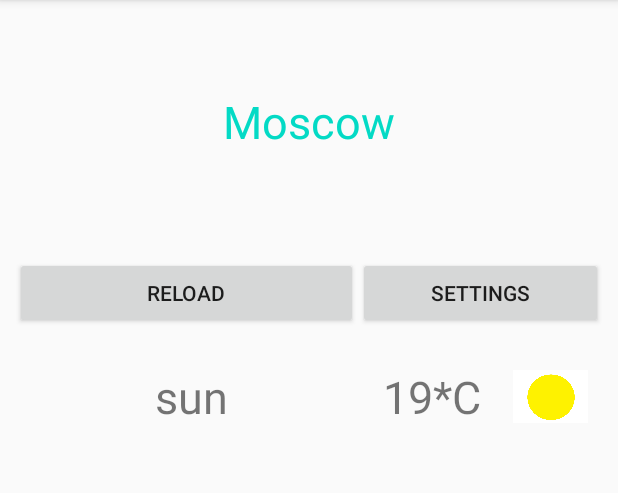
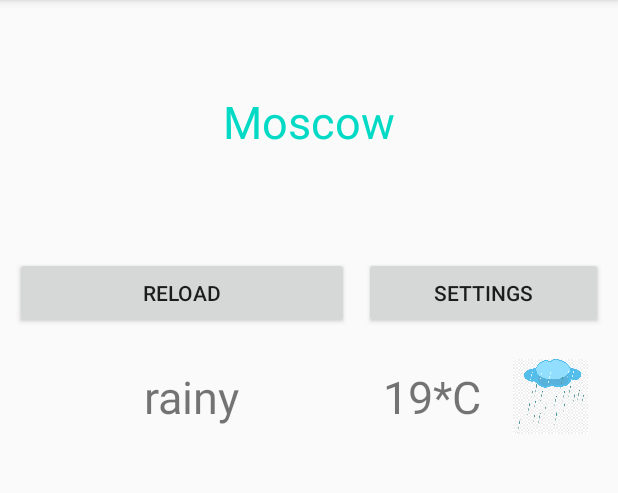
Before and after one commit to badmitry/AndoidGeekbrains, an Android app: the screen it shows after launch (MainActivity), after a tap on "RELOAD", on a phone screen of 412 x 824 dp, the part 84-577 px from its top. Run offline under Robolectric (Android 15) with nearby library versions, the phone set to English and light mode, and no system bars; 3 other taps on this screen came first.

Commit message:
hw3 done

```diff
--- a/app/src/main/java/badmitry/hellogeekbrains/MainActivity.java
+++ b/app/src/main/java/badmitry/hellogeekbrains/MainActivity.java
@@ -1,5 +1,6 @@
 package badmitry.hellogeekbrains;
 
+import androidx.annotation.NonNull;
 import androidx.appcompat.app.AppCompatActivity;
 
 import android.annotation.SuppressLint;
@@ -13,6 +14,7 @@ import android.widget.EditText;
 import android.widget.ImageView;
 import android.widget.LinearLayout;
 import android.widget.TextView;
+import android.widget.Toast;
 
 import java.util.Random;
 
@@ -28,41 +30,92 @@ public class MainActivity extends AppCompatActivity {
     private TextView textViewPressureSign;
     private TextView textViewSpeedWind;
     private TextView textViewPressure;
+    private SingletonForSaveState singletonForSaveState;
+    private int isRain;
 
     private EditText editTextInputCity;
-    private String city;
-    private String[] citys = {"Moscow", "SP", "Vidnoe", "Kazan", "Vladivostok", "Anadir",
-            "Samara", "Murmansk", "Sochi", "Anapa"};
 
     private Button buttonOk;
     private CheckBox checkBoxSpeedOfWind;
     private CheckBox checkBoxPressure;
-    private boolean speedWind = false;
-    private boolean pressure = false;
 
     @Override
     protected void onCreate(Bundle savedInstanceState) {
         super.onCreate(savedInstanceState);
         startCreateMainScreen();
+        Log.d("!!!", "onCreate: " + System.currentTimeMillis());
+    }
+
+    @Override
+    protected void onStart() {
+        super.onStart();
+        Toast.makeText(this, "onStart", Toast.LENGTH_SHORT).show();
+        Log.d("!!!", "onStart: " + System.currentTimeMillis());
+    }
+
+    @Override
+    protected void onResume() {
+        super.onResume();
+        Toast.makeText(this, "onResume", Toast.LENGTH_SHORT).show();
+        Log.d("!!!", "onResume: " + System.currentTimeMillis());
+    }
+
+    @Override
+    protected void onPause() {
+        super.onPause();
+        Toast.makeText(this, "onPause", Toast.LENGTH_SHORT).show();
+        Log.d("!!!", "onPause: " + System.currentTimeMillis());
+    }
+
+    @Override
+    protected void onStop() {
+        super.onStop();
+        Toast.makeText(this, "onStop", Toast.LENGTH_SHORT).show();
+        Log.d("!!!", "onStop: " + System.currentTimeMillis());
+    }
+
+    @Override
+    protected void onDestroy() {
+        super.onDestroy();
+        Toast.makeText(this, "onDestroy", Toast.LENGTH_SHORT).show();
+        Log.d("!!!", "onDestroy: " + System.currentTimeMillis());
+    }
+
+    @Override
+    public void onSaveInstanceState(@NonNull Bundle outState) {
+        outState.putInt("isRain", isRain);
+        outState.putSerializable("SingletonForSaveState", SingletonForSaveState.getInstance());
+        super.onSaveInstanceState(outState);
+    }
+
+    @Override
+    protected void onRestoreInstanceState(@NonNull Bundle savedInstanceState) {
+        super.onRestoreInstanceState(savedInstanceState);
+        isRain = savedInstanceState.getInt("isRain");
+        SingletonForSaveState singletonForSaveState =
+                (SingletonForSaveState) savedInstanceState.getSerializable("SingletonForSaveState");
+        showWeather();
     }
 
     private void startCreateMainScreen() {
+        singletonForSaveState = SingletonForSaveState.getInstance();
         setContentView(R.layout.activity_main);
         initViews();
-        setOnButtonClkBehaviour();
+        setOnShowWeatherClkBehaviour();
         setOnСityClkBehaviour();
         setOnButtonSettingsClkBehaviour();
-        if (city != null) {
-            textViewCity.setText(city);
+        showWeather();
+        if (singletonForSaveState.getCity() != null) {
+            textViewCity.setText(singletonForSaveState.getCity());
         }
-        if (speedWind) {
+        if (singletonForSaveState.isSpeedWind()) {
             textViewSpeedWind.setVisibility(View.VISIBLE);
             textViewSpeedWindSign.setVisibility(View.VISIBLE);
         } else {
             textViewSpeedWind.setVisibility(View.INVISIBLE);
             textViewSpeedWindSign.setVisibility(View.INVISIBLE);
         }
-        if (pressure) {
+        if (singletonForSaveState.isPressure()) {
             textViewPressure.setVisibility(View.VISIBLE);
             textViewPressureSign.setVisibility(View.VISIBLE);
         } else {
@@ -85,33 +138,36 @@ public class MainActivity extends AppCompatActivity {
         Log.d("initViews", "ok");
     }
 
-    private void setOnButtonClkBehaviour() {
+    private void setOnShowWeatherClkBehaviour() {
         buttonShowWeather.setOnClickListener(new View.OnClickListener() {
             @Override
             public void onClick(View view) {
-                clickOnButtonShowWeather();
+                isRain = (random.nextInt(2) + 1);
+                int t = random.nextInt(15);
+                buttonShowWeather.setText(R.string.reload);
+                singletonForSaveState.setValueOfTemperature(t + 15);
+                singletonForSaveState.setValueOfSpeedOfWind(t/2);
+                singletonForSaveState.setValueOfPressure(100 + t / 2);
+                showWeather();
             }
         });
     }
 
     @SuppressLint("SetTextI18n")
-    private void clickOnButtonShowWeather() {
-        int i = random.nextInt(2);
-        int t = random.nextInt(15);
-        buttonShowWeather.setText(R.string.reload);
-        textViewTemperature.setText((t + 15) + getString(R.string.grad));
-        textViewPressure.setText((100 + t * 2) + getString(R.string.mm));
-        textViewSpeedWind.setText((t / 2) + getString(R.string.mInS));
-        if (i == 1) {
+    private void showWeather() {
+        textViewTemperature.setText(singletonForSaveState.getValueOfTemperature() + getString(R.string.grad));
+        textViewPressure.setText(singletonForSaveState.getValueOfPressure() + getString(R.string.mm));
+        textViewSpeedWind.setText(singletonForSaveState.getValueOfSpeedOfWind() + getString(R.string.mInS));
+        if (isRain == 1) {
             textViewWeather.setText(R.string.sun);
             imageViewWeather.setImageResource(R.drawable.sun);
-        } else {
+        } else if (isRain == 2) {
             textViewWeather.setText(R.string.rainy);
             imageViewWeather.setImageResource(R.drawable.rain);
         }
     }
 
-    //Choese city
+    //Choose city
 
     private void setOnСityClkBehaviour() {
         textViewCity.setOnClickListener(new View.OnClickListener() {
@@ -121,9 +177,10 @@ public class MainActivity extends AppCompatActivity {
                 setEditTextFromChoseCityBehavior();
                 LinearLayout linearLayout = findViewById(R.id.linearLayoutInScroll);
                 linearLayout.setOrientation(LinearLayout.VERTICAL);
-                for (int i = 0; i < citys.length; i++) {
+                String[] cities = singletonForSaveState.getCities();
+                for (int i = 0; i < cities.length; i++) {
                     final TextView textView = new TextView(getApplicationContext());
-                    textView.setText(citys[i]);
+                    textView.setText(cities[i]);
                     textView.setTextSize(50);
                     linearLayout.addView(textView);
                     textView.setOnClickListener(new View.OnClickListener() {
@@ -156,9 +213,9 @@ public class MainActivity extends AppCompatActivity {
 
     private void changeCityOnMainLayout(String text) {
         setContentView(R.layout.activity_main);
-        city = text;
+        singletonForSaveState.setCity(text);
         startCreateMainScreen();
-        clickOnButtonShowWeather();
+        showWeather();
     }
 
     //Settings
@@ -167,10 +224,10 @@ public class MainActivity extends AppCompatActivity {
         buttonOk.setOnClickListener(new View.OnClickListener() {
             @Override
             public void onClick(View view) {
-                speedWind = checkBoxSpeedOfWind.isChecked();
-                pressure = checkBoxPressure.isChecked();
+                singletonForSaveState.setSpeedWind(checkBoxSpeedOfWind.isChecked());
+                singletonForSaveState.setPressure(checkBoxPressure.isChecked());
                 startCreateMainScreen();
-                clickOnButtonShowWeather();
+                showWeather();
             }
         });
     }
@@ -183,7 +240,19 @@ public class MainActivity extends AppCompatActivity {
                 buttonOk = findViewById(R.id.buttonOk);
                 checkBoxSpeedOfWind = findViewById(R.id.checkBoxSpeedOfWind);
                 checkBoxPressure = findViewById(R.id.checkBoxPressure);
+                if (singletonForSaveState.isPressure()){
+                    checkBoxPressure.setChecked(true);
+                }
+                if (singletonForSaveState.isSpeedWind()){
+                    checkBoxSpeedOfWind.setChecked(true);
+                }
                 setOnButtonOkClkBehaviour();
+                if (singletonForSaveState.isPressure()){
+                    checkBoxPressure.isChecked();
+                }
+                if (singletonForSaveState.isSpeedWind()){
+                    checkBoxSpeedOfWind.isChecked();
+                }
             }
         });
     }
--- /dev/null
+++ b/app/src/main/java/badmitry/hellogeekbrains/SingletonForSaveState.java
@@ -0,0 +1,77 @@
+package badmitry.hellogeekbrains;
+
+import java.io.Serializable;
+
+public class SingletonForSaveState implements Serializable {
+    private int valueOfTemperature;
+    private int valueOfSpeedOfWind;
+    private int valueOfPressure;
+    private String[] cities = {"Moscow", "SP", "Vidnoe", "Kazan", "Vladivostok", "Anadir",
+            "Samara", "Murmansk", "Sochi", "Anapa"};
+    private String city;
+    private boolean speedWind = false;
+    private boolean pressure = false;
+    private static SingletonForSaveState instance;
+
+    private SingletonForSaveState() {
+    }
+
+    static protected SingletonForSaveState getInstance() {
+        if (instance == null) {
+            instance = new SingletonForSaveState();
+        }
+        return instance;
+    }
+
+    public int getValueOfPressure() {
+        return valueOfPressure;
+    }
+
+    protected int getValueOfTemperature() {
+        return valueOfTemperature;
+    }
+
+    public String[] getCities() {
+        return cities;
+    }
+
+    protected int getValueOfSpeedOfWind() {
+        return valueOfSpeedOfWind;
+    }
+
+    protected String getCity() {
+        return city;
+    }
+
+    protected boolean isSpeedWind() {
+        return speedWind;
+    }
+
+    protected boolean isPressure() {
+        return pressure;
+    }
+
+    protected void setValueOfTemperature(int valueOfTemperature) {
+        this.valueOfTemperature = valueOfTemperature;
+    }
+
+    protected void setValueOfSpeedOfWind(int valueOfSpeedOfWind) {
+        this.valueOfSpeedOfWind = valueOfSpeedOfWind;
+    }
+
+    protected void setCity(String city) {
+        this.city = city;
+    }
+
+    protected void setSpeedWind(boolean speedWind) {
+        this.speedWind = speedWind;
+    }
+
+    protected void setPressure(boolean pressure) {
+        this.pressure = pressure;
+    }
+
+    public void setValueOfPressure(int valueOfPressure) {
+        this.valueOfPressure = valueOfPressure;
+    }
+}
--- a/app/src/main/res/layout-land/activity_main.xml
+++ b/app/src/main/res/layout-land/activity_main.xml
@@ -1,5 +1,6 @@
 <?xml version="1.0" encoding="utf-8"?>
-<androidx.constraintlayout.widget.ConstraintLayout xmlns:android="http://schemas.android.com/apk/res/android"
+<androidx.constraintlayout.widget.ConstraintLayout
+    xmlns:android="http://schemas.android.com/apk/res/android"
     xmlns:app="http://schemas.android.com/apk/res-auto"
     xmlns:tools="http://schemas.android.com/tools"
     android:layout_width="match_parent"
@@ -83,7 +84,7 @@
         app:layout_constraintHorizontal_weight="0.3"
         app:layout_constraintStart_toEndOf="@id/textViewTemperature"
         app:layout_constraintTop_toBottomOf="@+id/buttonSettings"
-        tools:ignore="MissingConstraints" />
+        tools:ignore="ContentDescription,MissingConstraints" />
 
     <TextView
         android:id="@+id/textViewSpeedWind"
--- a/app/src/main/res/layout/activity_main.xml
+++ b/app/src/main/res/layout/activity_main.xml
@@ -1,5 +1,6 @@
 <?xml version="1.0" encoding="utf-8"?>
-<androidx.constraintlayout.widget.ConstraintLayout xmlns:android="http://schemas.android.com/apk/res/android"
+<androidx.constraintlayout.widget.ConstraintLayout
+    xmlns:android="http://schemas.android.com/apk/res/android"
     xmlns:app="http://schemas.android.com/apk/res-auto"
     xmlns:tools="http://schemas.android.com/tools"
     android:layout_width="match_parent"
@@ -27,6 +28,7 @@
         android:layout_width="0dp"
         android:layout_height="wrap_content"
         android:layout_marginStart="10dp"
+        android:layout_marginEnd="10dp"
         android:layout_marginTop="70dp"
         android:text="@string/show_weather"
         app:layout_constraintHorizontal_weight="0.7"
@@ -83,21 +85,21 @@
         app:layout_constraintHorizontal_weight="0.3"
         app:layout_constraintStart_toEndOf="@id/textViewTemperature"
         app:layout_constraintTop_toBottomOf="@+id/buttonSettings"
-        tools:ignore="MissingConstraints"/>
+        tools:ignore="ContentDescription,MissingConstraints"/>
 
     <TextView
         android:id="@+id/textViewSpeedWind"
         android:layout_width="0dp"
         android:layout_height="50dp"
-        android:layout_marginStart="10dp"
+        android:layout_marginEnd="10dp"
         android:layout_marginTop="20dp"
         android:gravity="center"
         android:textSize="30sp"
         android:visibility="invisible"
-        app:layout_constraintEnd_toStartOf="@id/textViewPressure"
+        app:layout_constraintEnd_toEndOf="parent"
         app:layout_constraintHorizontal_weight="0.5"
-        app:layout_constraintStart_toStartOf="parent"
-        app:layout_constraintTop_toBottomOf="@+id/textViewSpeedWindSign" />
+        app:layout_constraintStart_toEndOf="@id/textViewSpeedWindSign"
+        app:layout_constraintTop_toBottomOf="@+id/textViewPressureSign" />
 
     <TextView
         android:id="@+id/textViewPressure"
@@ -110,12 +112,12 @@
         android:visibility="invisible"
         app:layout_constraintEnd_toEndOf="parent"
         app:layout_constraintHorizontal_weight="0.5"
-        app:layout_constraintStart_toEndOf="@id/textViewSpeedWind"
-        app:layout_constraintTop_toBottomOf="@+id/textViewPressureSign" />
+        app:layout_constraintStart_toEndOf="@id/textViewPressureSign"
+        app:layout_constraintTop_toBottomOf="@+id/textViewTemperature" />
 
     <TextView
         android:id="@+id/textViewSpeedWindSign"
-        android:layout_width="0dp"
+        android:layout_width="wrap_content"
         android:layout_height="50dp"
         android:layout_marginStart="10dp"
         android:layout_marginTop="20dp"
@@ -123,24 +125,22 @@
         android:text="@string/speed_of_wind"
         android:textSize="30sp"
         android:visibility="invisible"
-        app:layout_constraintEnd_toStartOf="@id/textViewPressureSign"
-        app:layout_constraintHorizontal_weight="0.5"
+        app:layout_constraintEnd_toStartOf="@id/textViewSpeedWind"
         app:layout_constraintStart_toStartOf="parent"
-        app:layout_constraintTop_toBottomOf="@+id/textViewWeather" />
+        app:layout_constraintTop_toBottomOf="@+id/textViewPressure" />
 
     <TextView
         android:id="@+id/textViewPressureSign"
-        android:layout_width="0dp"
+        android:layout_width="wrap_content"
         android:layout_height="50dp"
-        android:layout_marginEnd="10dp"
+        android:layout_marginStart="10dp"
         android:layout_marginTop="20dp"
         android:gravity="center"
         android:text="@string/pressure"
         android:textSize="30sp"
         android:visibility="invisible"
-        app:layout_constraintEnd_toEndOf="parent"
-        app:layout_constraintHorizontal_weight="0.5"
-        app:layout_constraintStart_toEndOf="@id/textViewSpeedWindSign"
+        app:layout_constraintEnd_toStartOf="@id/textViewPressure"
+        app:layout_constraintStart_toStartOf="parent"
         app:layout_constraintTop_toBottomOf="@+id/textViewWeather" />
 
 </androidx.constraintlayout.widget.ConstraintLayout>
--- a/app/src/main/res/layout/city.xml
+++ b/app/src/main/res/layout/city.xml
@@ -1,12 +1,12 @@
 <?xml version="1.0" encoding="utf-8"?>
-<LinearLayout xmlns:android="http://schemas.android.com/apk/res/android"
+<LinearLayout
+    xmlns:android="http://schemas.android.com/apk/res/android"
     xmlns:tools="http://schemas.android.com/tools"
     android:id="@+id/linerLayoutSetCity"
     android:layout_width="match_parent"
     android:layout_height="match_parent"
     android:orientation="vertical"
     tools:ignore="InvalidId">
-
 
     <EditText
         android:id="@+id/inputCity"
@@ -29,4 +29,4 @@
 
     </ScrollView>
 
-    </LinearLayout>
+</LinearLayout>
```
Also changed, not shown: app/src/main/res/layout/settings.xml (+5 -2 lines).
